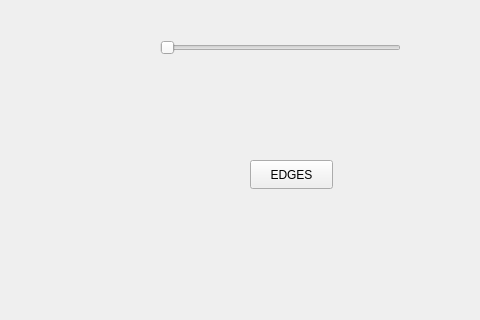
First picture: the form in project/form.ui, repository HakanYadigar/Medical_Image_Processing_App, before the edit; both pictures show x 320 to 800 and y 280 to 600 of the 800 by 600 pixel window.
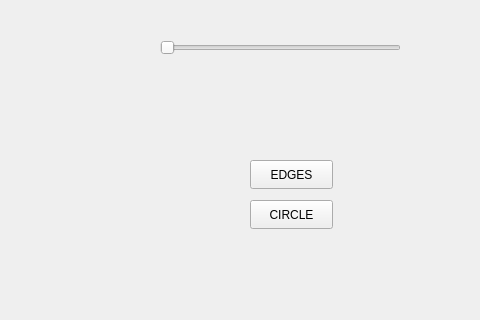
Second picture: the form after the edit.

```diff
--- a/project/form.ui
+++ b/project/form.ui
@@ -88,6 +88,19 @@
     <string>EDGES</string>
    </property>
   </widget>
+  <widget class="QPushButton" name="pushButton_3">
+   <property name="geometry">
+    <rect>
+     <x>570</x>
+     <y>480</y>
+     <width>83</width>
+     <height>29</height>
+    </rect>
+   </property>
+   <property name="text">
+    <string>CIRCLE</string>
+   </property>
+  </widget>
  </widget>
  <resources/>
  <connections/>
```
